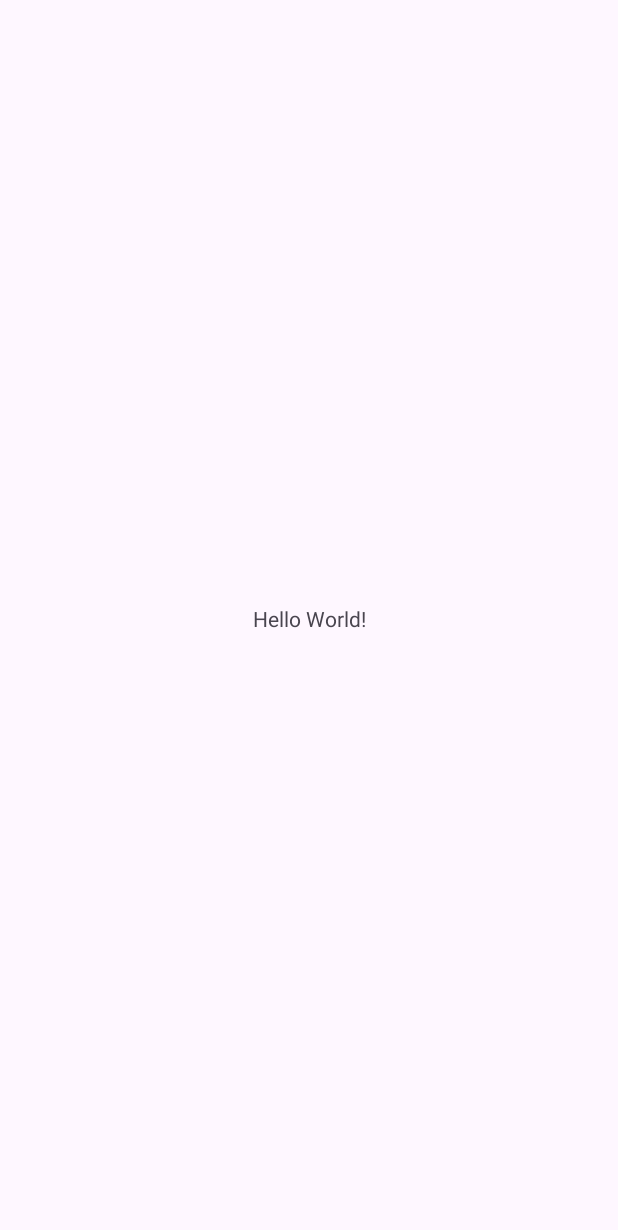
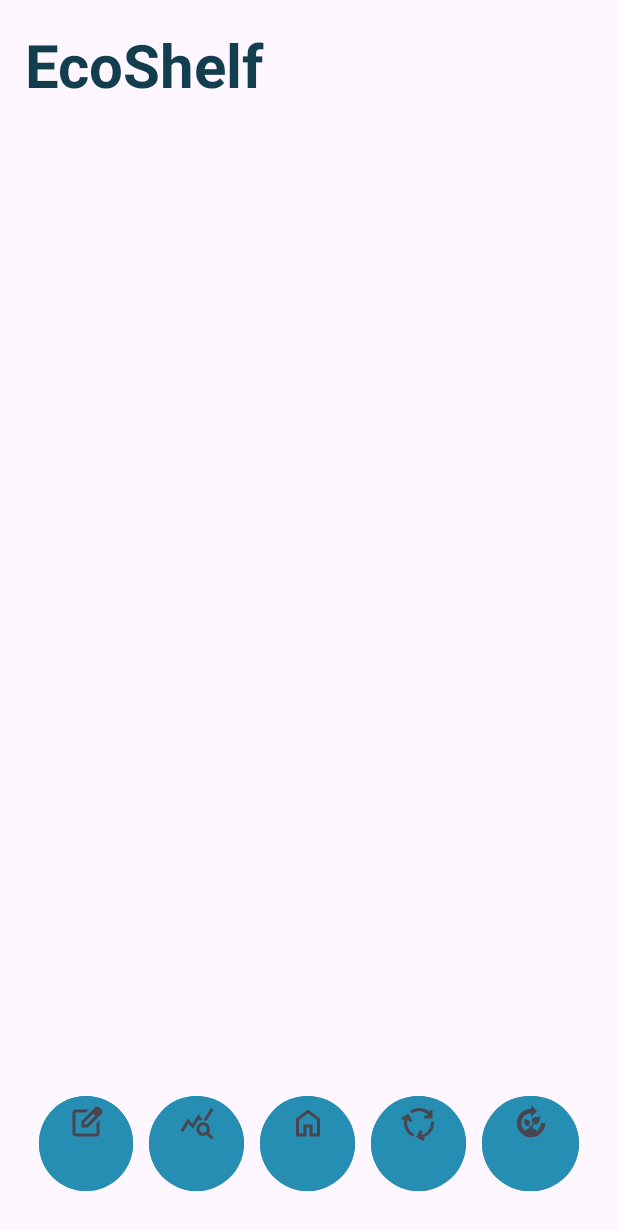
Before and after one commit to mgalveshire/ecoShelf, an Android app: the screen it shows after launch (MainActivity), on a phone screen of 412 x 824 dp. Before the commit the part shown is almost empty. Shown: the top 1230 px of the screen. Run offline under Robolectric (Android 15) with nearby library versions, the phone set to English and light mode, and no system bars.

Commit message:
Home page buttons!

```diff
--- a/app/src/main/java/edu/arizona/cast/mollyalveshire/ecoshelf/MainActivity.kt
+++ b/app/src/main/java/edu/arizona/cast/mollyalveshire/ecoshelf/MainActivity.kt
@@ -1,6 +1,7 @@
 package edu.arizona.cast.mollyalveshire.ecoshelf
 
 import android.os.Bundle
+import android.widget.Button
 import androidx.activity.enableEdgeToEdge
 import androidx.appcompat.app.AppCompatActivity
 import androidx.core.view.ViewCompat
@@ -11,10 +12,27 @@ class MainActivity : AppCompatActivity() {
         super.onCreate(savedInstanceState)
         enableEdgeToEdge()
         setContentView(R.layout.activity_main)
-        ViewCompat.setOnApplyWindowInsetsListener(findViewById(R.id.main)) { v, insets ->
-            val systemBars = insets.getInsets(WindowInsetsCompat.Type.systemBars())
-            v.setPadding(systemBars.left, systemBars.top, systemBars.right, systemBars.bottom)
-            insets
+        val btnHome = findViewById<Button>(R.id.btn_home)
+        val btnSearch = findViewById<Button>(R.id.btn_input)
+        val btnAdd = findViewById<Button>(R.id.btn_stats)
+        val btnNotifications = findViewById<Button>(R.id.btn_lifecycle)
+        val btnProfile = findViewById<Button>(R.id.btn_options)
+
+        btnHome.setOnClickListener {
+            // Handle Home button click
         }
+        btnSearch.setOnClickListener {
+            // Handle Search button click
+        }
+        btnAdd.setOnClickListener {
+            // Handle Add button click
+        }
+        btnNotifications.setOnClickListener {
+            // Handle Notifications button click
+        }
+        btnProfile.setOnClickListener {
+            // Handle Profile button click
+        }
+
     }
 }
--- /dev/null
+++ b/app/src/main/res/drawable/ic_home.xml
@@ -0,0 +1,10 @@
+<vector xmlns:android="http://schemas.android.com/apk/res/android"
+    android:width="24dp"
+    android:height="24dp"
+    android:viewportWidth="960"
+    android:viewportHeight="960"
+    android:tint="?attr/colorControlNormal">
+  <path
+      android:fillColor="@android:color/white"
+      android:pathData="M240,760L360,760L360,520L600,520L600,760L720,760L720,400L480,220L240,400L240,760ZM160,840L160,360L480,120L800,360L800,840L520,840L520,600L440,600L440,840L160,840ZM480,490L480,490L480,490L480,490L480,490L480,490L480,490L480,490L480,490Z"/>
+</vector>
--- /dev/null
+++ b/app/src/main/res/drawable/ic_input.xml
@@ -0,0 +1,10 @@
+<vector xmlns:android="http://schemas.android.com/apk/res/android"
+    android:width="24dp"
+    android:height="24dp"
+    android:viewportWidth="960"
+    android:viewportHeight="960"
+    android:tint="?attr/colorControlNormal">
+  <path
+      android:fillColor="@android:color/white"
+      android:pathData="M200,840Q167,840 143.5,816.5Q120,793 120,760L120,200Q120,167 143.5,143.5Q167,120 200,120L557,120L477,200L200,200Q200,200 200,200Q200,200 200,200L200,760Q200,760 200,760Q200,760 200,760L760,760Q760,760 760,760Q760,760 760,760L760,482L840,402L840,760Q840,793 816.5,816.5Q793,840 760,840L200,840ZM480,480Q480,480 480,480Q480,480 480,480L480,480Q480,480 480,480Q480,480 480,480L480,480L480,480L480,480L480,480L480,480L480,480Q480,480 480,480Q480,480 480,480ZM360,600L360,430L727,63Q739,51 754,45Q769,39 784,39Q800,39 814.5,45Q829,51 841,63L897,120Q908,132 914,146.5Q920,161 920,176Q920,191 914.5,205.5Q909,220 897,232L530,600L360,600ZM841,176L841,176L785,120L785,120L841,176ZM440,520L496,520L728,288L700,260L671,232L440,463L440,520ZM700,260L671,232L671,232L700,260L728,288L728,288L700,260Z"/>
+</vector>
--- /dev/null
+++ b/app/src/main/res/drawable/ic_lifecycle.xml
@@ -0,0 +1,10 @@
+<vector xmlns:android="http://schemas.android.com/apk/res/android"
+    android:width="24dp"
+    android:height="24dp"
+    android:viewportWidth="960"
+    android:viewportHeight="960"
+    android:tint="?attr/colorControlNormal">
+  <path
+      android:fillColor="@android:color/white"
+      android:pathData="M314,845Q210,797 145,700Q80,603 80,481Q80,455 82.5,430Q85,405 91,381L45,408L5,339L196,229L306,419L236,459L182,365Q171,392 165.5,421Q160,450 160,481Q160,578 213,657.5Q266,737 354,775L314,845ZM620,360L620,280L729,280Q683,223 618,191.5Q553,160 480,160Q425,160 376,177Q327,194 286,225L246,155Q296,120 355,100Q414,80 480,80Q559,80 631,109.5Q703,139 760,195L760,140L840,140L840,360L620,360ZM594,960L403,850L513,660L582,700L525,798Q643,781 721.5,691Q800,601 800,480Q800,469 799.5,459.5Q799,450 797,440L878,440Q879,450 879.5,459.5Q880,469 880,480Q880,615 799.5,721.5Q719,828 590,865L634,891L594,960Z"/>
+</vector>
--- /dev/null
+++ b/app/src/main/res/drawable/ic_options.xml
@@ -0,0 +1,10 @@
+<vector xmlns:android="http://schemas.android.com/apk/res/android"
+    android:width="24dp"
+    android:height="24dp"
+    android:viewportWidth="960"
+    android:viewportHeight="960"
+    android:tint="?attr/colorControlNormal">
+  <path
+      android:fillColor="@android:color/white"
+      android:pathData="M480,860Q401,860 332,830Q263,800 211.5,748.5Q160,697 130,628Q100,559 100,480Q100,401 130,332Q160,263 211.5,211.5Q263,160 332,130Q401,100 480,100L480,0L640,160L480,320L480,220Q372,220 296,296Q220,372 220,480Q220,546 250.5,602.5Q281,659 332,694Q348,666 379.5,646.5Q411,627 452,622Q449,601 444,580Q439,559 432,541Q421,550 408,555Q395,560 380,560Q347,560 323.5,536.5Q300,513 300,480L300,440Q300,423 294.5,408Q289,393 280,380Q330,379 369,389Q403,398 431,418.5Q459,439 460,480Q460,489 458.5,496.5Q457,504 453,512Q440,502 427,494Q414,486 400,480Q417,493 439,520Q461,547 480,584Q500,535 530,487.5Q560,440 600,400Q577,416 556,434Q535,452 515,472Q508,461 504,447.5Q500,434 500,420Q500,378 529,349Q558,320 600,320L640,320Q663,320 678,314Q693,308 703,300Q714,291 720,280Q724,347 713,400Q704,445 679,482.5Q654,520 600,520Q585,520 571.5,516Q558,512 547,505Q540,524 531,555.5Q522,587 517,623Q555,630 584,649Q613,668 628,694Q679,659 709.5,603Q740,547 740,480L860,480Q860,559 830,628Q800,697 748.5,748.5Q697,800 628,830Q559,860 480,860Z"/>
+</vector>
--- /dev/null
+++ b/app/src/main/res/drawable/ic_stats.xml
@@ -0,0 +1,10 @@
+<vector xmlns:android="http://schemas.android.com/apk/res/android"
+    android:width="24dp"
+    android:height="24dp"
+    android:viewportWidth="960"
+    android:viewportHeight="960"
+    android:tint="?attr/colorControlNormal">
+  <path
+      android:fillColor="@android:color/white"
+      android:pathData="M105,727L40,680L240,360L360,500L520,240L629,403Q606,404 585.5,408.5Q565,413 545,421L523,388L371,635L250,494L105,727ZM863,920L738,795Q718,809 693.5,816Q669,823 643,823Q568,823 515.5,770.5Q463,718 463,643Q463,568 515.5,515.5Q568,463 643,463Q718,463 770.5,515.5Q823,568 823,643Q823,669 816,693.5Q809,718 795,739L920,863L863,920ZM643,743Q685,743 714,714Q743,685 743,643Q743,601 714,572Q685,543 643,543Q601,543 572,572Q543,601 543,643Q543,685 572,714Q601,743 643,743ZM732,423Q713,415 692.5,410Q672,405 650,404L855,80L920,127L732,423Z"/>
+</vector>
--- a/app/src/main/res/layout/activity_main.xml
+++ b/app/src/main/res/layout/activity_main.xml
@@ -1,19 +1,91 @@
 <?xml version="1.0" encoding="utf-8"?>
-<androidx.constraintlayout.widget.ConstraintLayout xmlns:android="http://schemas.android.com/apk/res/android"
-    xmlns:app="http://schemas.android.com/apk/res-auto"
-    xmlns:tools="http://schemas.android.com/tools"
-    android:id="@+id/main"
+<FrameLayout
+    xmlns:android="http://schemas.android.com/apk/res/android"
     android:layout_width="match_parent"
     android:layout_height="match_parent"
-    tools:context=".MainActivity">
-
+    android:orientation="vertical"
+    android:gravity="center"
+    android:padding="16dp"
+    android:layout_gravity="center">
     <TextView
         android:layout_width="wrap_content"
         android:layout_height="wrap_content"
-        android:text="Hello World!"
-        app:layout_constraintBottom_toBottomOf="parent"
-        app:layout_constraintEnd_toEndOf="parent"
-        app:layout_constraintStart_toStartOf="parent"
-        app:layout_constraintTop_toTopOf="parent" />
+        android:text="@string/app_name"
+        android:textColor="@color/primary"
+        android:id="@+id/CaLc_BHI"
+        android:layout_marginBottom="35dp"
+        android:gravity="center"
+        android:textSize="40sp"
+        android:textStyle="bold"/>
 
-</androidx.constraintlayout.widget.ConstraintLayout>
+    <!-- Other UI elements here -->
+    <LinearLayout
+        style="?android:attr/buttonBarStyle"
+        android:id="@+id/bottom_navigation"
+        android:layout_width="match_parent"
+        android:layout_height="wrap_content"
+        android:orientation="horizontal"
+        android:background="?android:attr/windowBackground"
+        android:gravity="center"
+        android:weightSum="5"
+        android:padding="1dp"
+        android:layout_margin="3dp"
+        android:layout_gravity="bottom">
+
+        <!-- Input Button -->
+        <Button
+            android:id="@+id/btn_input"
+            android:layout_width="0dp"
+            android:layout_height="wrap_content"
+            android:drawableTop="@drawable/ic_input"
+            android:layout_weight="1"
+            android:gravity="center"
+            android:backgroundTint="@color/lightPrimary"
+            android:layout_margin="5dp"/>
+
+        <!-- Stats Button -->
+        <Button
+            android:id="@+id/btn_stats"
+            android:layout_width="0dp"
+            android:layout_height="wrap_content"
+            android:drawableTop="@drawable/ic_stats"
+            android:layout_weight="1"
+            android:gravity="center"
+            android:backgroundTint="@color/lightPrimary"
+            android:layout_margin="5dp"/>
+
+        <!-- Home Button -->
+        <Button
+            android:id="@+id/btn_home"
+            android:layout_width="0dp"
+            android:layout_height="wrap_content"
+            android:layout_weight="1"
+            android:drawableTop="@drawable/ic_home"
+            android:gravity="center"
+            android:backgroundTint="@color/lightPrimary"
+            android:layout_margin="5dp"/>
+
+        <!-- Lifecycle Button -->
+        <Button
+            android:id="@+id/btn_lifecycle"
+            android:layout_width="0dp"
+            android:layout_height="wrap_content"
+            android:drawableTop="@drawable/ic_lifecycle"
+            android:layout_weight="1"
+            android:gravity="center"
+            android:backgroundTint="@color/lightPrimary"
+            android:layout_margin="5dp"/>
+
+        <!-- Options Button -->
+        <Button
+            android:id="@+id/btn_options"
+            android:layout_width="1dp"
+            android:layout_height="wrap_content"
+            android:drawableTop="@drawable/ic_options"
+            android:layout_weight="1"
+            android:gravity="center"
+            android:backgroundTint="@color/lightPrimary"
+            android:layout_margin="5dp"/>
+
+    </LinearLayout>
+</FrameLayout>
--- a/app/src/main/res/values/colors.xml
+++ b/app/src/main/res/values/colors.xml
@@ -2,4 +2,8 @@
 <resources>
     <color name="black">#FF000000</color>
     <color name="white">#FFFFFFFF</color>
+    <color name="primary">#123E4E</color>
+    <color name="lightPrimary">#268DB3</color>
+    <color name="secondary">#185D2D</color>
+    <color name="lightSecondary">#2EBC5D</color>
 </resources>
--- a/app/src/main/res/values/strings.xml
+++ b/app/src/main/res/values/strings.xml
@@ -1,3 +1,4 @@
 <resources>
-    <string name="app_name">ecoShelf</string>
+    <string name="app_name">EcoShelf</string>
+    <string name="home">Home</string>
 </resources>
```
